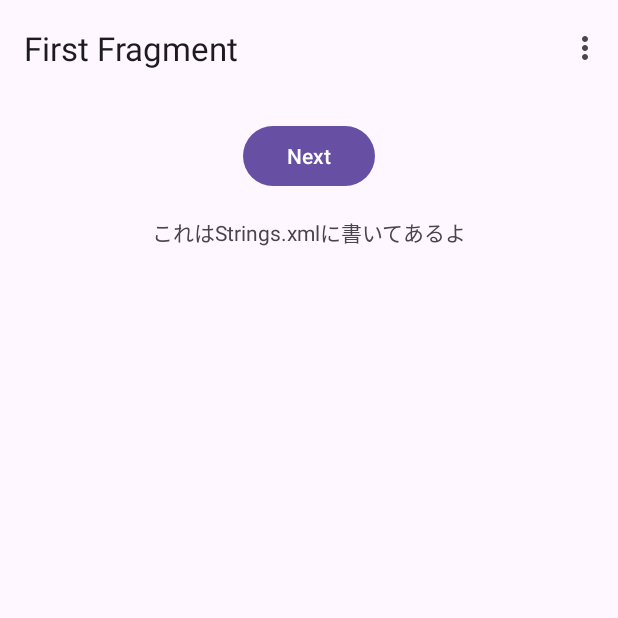
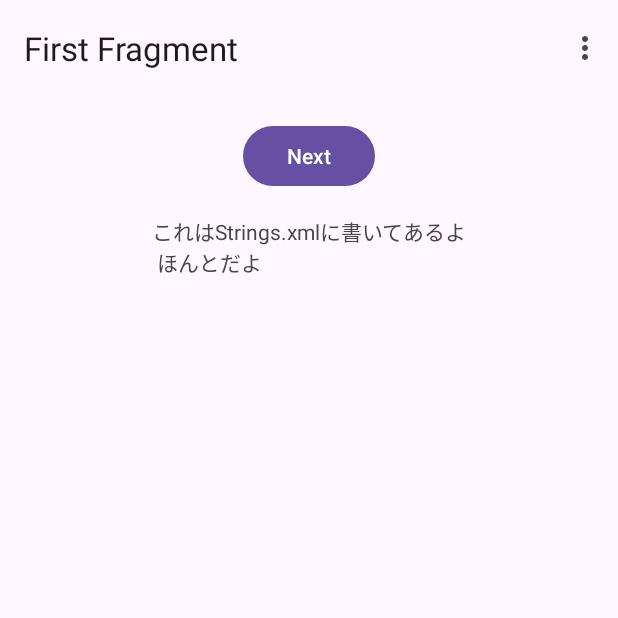
Before and after one commit to takano630/Project, an Android app: the screen it shows after launch (MainActivity), on a phone screen of 412 x 824 dp, the top half of it. Run offline under Robolectric (Android 15) with nearby library versions, the phone set to English and light mode, and no system bars; our stand-ins replace navigation-ui.

Commit message:
Revert "first"
This reverts commit 49bd434eff14e44cdf3c1b916429671be83726ba.

```diff
--- a/app/src/main/res/values/strings.xml
+++ b/app/src/main/res/values/strings.xml
@@ -8,6 +8,7 @@
     <string name="previous">Previous</string>
 
     <string name="lorem_ipsum">
-        これはStrings.xmlに書いてあるよ
+        これはStrings.xmlに書いてあるよ\n
+        ほんとだよ\n
     </string>
 </resources>
```
